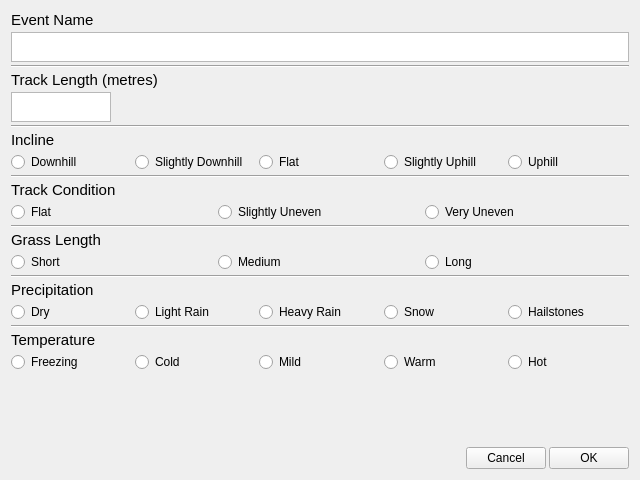
The window that eventinfo.ui (davavanstone/DogTiming) describes before a commit, drawn with Qt 5.
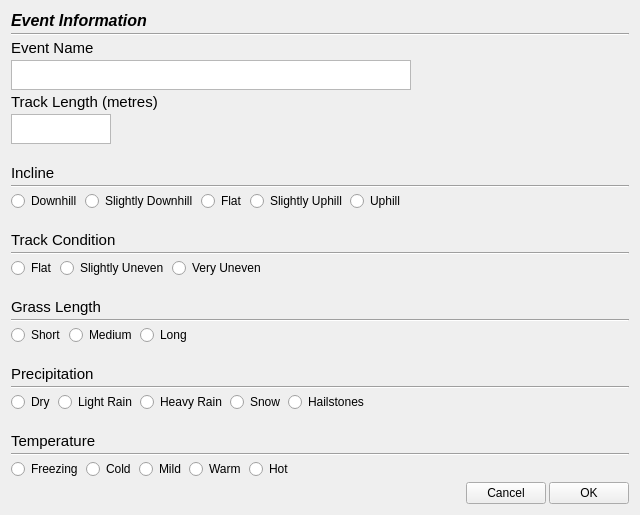
The same window after the commit.

Commit message: Small changes to layout/font

Diff of the .ui file:
```diff
--- a/eventinfo.ui
+++ b/eventinfo.ui
@@ -22,6 +22,28 @@
      <property name="sizeConstraint">
       <enum>QLayout::SetDefaultConstraint</enum>
      </property>
+     <item>
+      <widget class="QLabel" name="label_8">
+       <property name="font">
+        <font>
+         <pointsize>12</pointsize>
+         <weight>75</weight>
+         <italic>true</italic>
+         <bold>true</bold>
+        </font>
+       </property>
+       <property name="text">
+        <string>Event Information</string>
+       </property>
+      </widget>
+     </item>
+     <item>
+      <widget class="Line" name="line_7">
+       <property name="orientation">
+        <enum>Qt::Horizontal</enum>
+       </property>
+      </widget>
+     </item>
      <item>
       <widget class="QLabel" name="label">
        <property name="maximumSize">
@@ -48,18 +70,24 @@
       <widget class="QPlainTextEdit" name="Text_EventName">
        <property name="maximumSize">
         <size>
-         <width>16777215</width>
+         <width>400</width>
          <height>30</height>
         </size>
        </property>
       </widget>
      </item>
      <item>
-      <widget class="Line" name="line">
+      <spacer name="verticalSpacer_7">
        <property name="orientation">
-        <enum>Qt::Horizontal</enum>
+        <enum>Qt::Vertical</enum>
        </property>
-      </widget>
+       <property name="sizeHint" stdset="0">
+        <size>
+         <width>20</width>
+         <height>40</height>
+        </size>
+       </property>
+      </spacer>
      </item>
      <item>
       <widget class="QLabel" name="label_2">
@@ -88,9 +116,22 @@
       </widget>
      </item>
      <item>
-      <widget class="Line" name="line_6">
+      <spacer name="verticalSpacer_2">
        <property name="orientation">
-        <enum>Qt::Horizontal</enum>
+        <enum>Qt::Vertical</enum>
+       </property>
+       <property name="sizeHint" stdset="0">
+        <size>
+         <width>20</width>
+         <height>40</height>
+        </size>
+       </property>
+      </spacer>
+     </item>
+     <item>
+      <widget class="QLabel" name="label_13">
+       <property name="text">
+        <string/>
        </property>
       </widget>
      </item>
@@ -110,6 +151,13 @@
        </property>
       </widget>
      </item>
+     <item>
+      <widget class="Line" name="line_6">
+       <property name="orientation">
+        <enum>Qt::Horizontal</enum>
+       </property>
+      </widget>
+     </item>
      <item>
       <layout class="QHBoxLayout" name="horizontalLayout_2">
        <item>
@@ -162,15 +210,41 @@
          </attribute>
         </widget>
        </item>
+       <item>
+        <spacer name="horizontalSpacer_2">
+         <property name="orientation">
+          <enum>Qt::Horizontal</enum>
+         </property>
+         <property name="sizeHint" stdset="0">
+          <size>
+           <width>40</width>
+           <height>20</height>
+          </size>
+         </property>
+        </spacer>
+       </item>
       </layout>
      </item>
      <item>
-      <widget class="Line" name="line_2">
-       <property name="orientation">
-        <enum>Qt::Horizontal</enum>
+      <widget class="QLabel" name="label_9">
+       <property name="text">
+        <string/>
        </property>
       </widget>
      </item>
+     <item>
+      <spacer name="verticalSpacer_3">
+       <property name="orientation">
+        <enum>Qt::Vertical</enum>
+       </property>
+       <property name="sizeHint" stdset="0">
+        <size>
+         <width>20</width>
+         <height>40</height>
+        </size>
+       </property>
+      </spacer>
+     </item>
      <item>
       <widget class="QLabel" name="label_4">
        <property name="font">
@@ -187,6 +261,13 @@
        </property>
       </widget>
      </item>
+     <item>
+      <widget class="Line" name="line">
+       <property name="orientation">
+        <enum>Qt::Horizontal</enum>
+       </property>
+      </widget>
+     </item>
      <item>
       <layout class="QHBoxLayout" name="horizontalLayout_3">
        <item>
@@ -219,15 +300,41 @@
          </attribute>
         </widget>
        </item>
+       <item>
+        <spacer name="horizontalSpacer_3">
+         <property name="orientation">
+          <enum>Qt::Horizontal</enum>
+         </property>
+         <property name="sizeHint" stdset="0">
+          <size>
+           <width>40</width>
+           <height>20</height>
+          </size>
+         </property>
+        </spacer>
+       </item>
       </layout>
      </item>
      <item>
-      <widget class="Line" name="line_3">
-       <property name="orientation">
-        <enum>Qt::Horizontal</enum>
+      <widget class="QLabel" name="label_10">
+       <property name="text">
+        <string/>
        </property>
       </widget>
      </item>
+     <item>
+      <spacer name="verticalSpacer_4">
+       <property name="orientation">
+        <enum>Qt::Vertical</enum>
+       </property>
+       <property name="sizeHint" stdset="0">
+        <size>
+         <width>20</width>
+         <height>40</height>
+        </size>
+       </property>
+      </spacer>
+     </item>
      <item>
       <widget class="QLabel" name="label_5">
        <property name="font">
@@ -244,6 +351,13 @@
        </property>
       </widget>
      </item>
+     <item>
+      <widget class="Line" name="line_2">
+       <property name="orientation">
+        <enum>Qt::Horizontal</enum>
+       </property>
+      </widget>
+     </item>
      <item>
       <layout class="QHBoxLayout" name="horizontalLayout_4">
        <item>
@@ -276,15 +390,41 @@
          </attribute>
         </widget>
        </item>
+       <item>
+        <spacer name="horizontalSpacer_4">
+         <property name="orientation">
+          <enum>Qt::Horizontal</enum>
+         </property>
+         <property name="sizeHint" stdset="0">
+          <size>
+           <width>40</width>
+           <height>20</height>
+          </size>
+         </property>
+        </spacer>
+       </item>
       </layout>
      </item>
      <item>
-      <widget class="Line" name="line_4">
-       <property name="orientation">
-        <enum>Qt::Horizontal</enum>
+      <widget class="QLabel" name="label_11">
+       <property name="text">
+        <string/>
        </property>
       </widget>
      </item>
+     <item>
+      <spacer name="verticalSpacer_5">
+       <property name="orientation">
+        <enum>Qt::Vertical</enum>
+       </property>
+       <property name="sizeHint" stdset="0">
+        <size>
+         <width>20</width>
+         <height>40</height>
+        </size>
+       </property>
+      </spacer>
+     </item>
      <item>
       <widget class="QLabel" name="label_6">
        <property name="font">
@@ -301,6 +441,13 @@
        </property>
       </widget>
      </item>
+     <item>
+      <widget class="Line" name="line_8">
+       <property name="orientation">
+        <enum>Qt::Horizontal</enum>
+       </property>
+      </widget>
+     </item>
      <item>
       <layout class="QHBoxLayout" name="horizontalLayout_5">
        <item>
@@ -353,15 +500,41 @@
          </attribute>
         </widget>
        </item>
+       <item>
+        <spacer name="horizontalSpacer_5">
+         <property name="orientation">
+          <enum>Qt::Horizontal</enum>
+         </property>
+         <property name="sizeHint" stdset="0">
+          <size>
+           <width>40</width>
+           <height>20</height>
+          </size>
+         </property>
+        </spacer>
+       </item>
       </layout>
      </item>
      <item>
-      <widget class="Line" name="line_5">
-       <property name="orientation">
-        <enum>Qt::Horizontal</enum>
+      <widget class="QLabel" name="label_12">
+       <property name="text">
+        <string/>
        </property>
       </widget>
      </item>
+     <item>
+      <spacer name="verticalSpacer_6">
+       <property name="orientation">
+        <enum>Qt::Vertical</enum>
+       </property>
+       <property name="sizeHint" stdset="0">
+        <size>
+         <width>20</width>
+         <height>40</height>
+        </size>
+       </property>
+      </spacer>
+     </item>
      <item>
       <widget class="QLabel" name="label_7">
        <property name="font">
@@ -378,6 +551,13 @@
        </property>
       </widget>
      </item>
+     <item>
+      <widget class="Line" name="line_9">
+       <property name="orientation">
+        <enum>Qt::Horizontal</enum>
+       </property>
+      </widget>
+     </item>
      <item>
       <layout class="QHBoxLayout" name="horizontalLayout_6">
        <item>
@@ -430,6 +610,19 @@
          </attribute>
         </widget>
        </item>
+       <item>
+        <spacer name="horizontalSpacer_6">
+         <property name="orientation">
+          <enum>Qt::Horizontal</enum>
+         </property>
+         <property name="sizeHint" stdset="0">
+          <size>
+           <width>40</width>
+           <height>20</height>
+          </size>
+         </property>
+        </spacer>
+       </item>
       </layout>
      </item>
      <item>
```
The commit also changes 2 other files.
